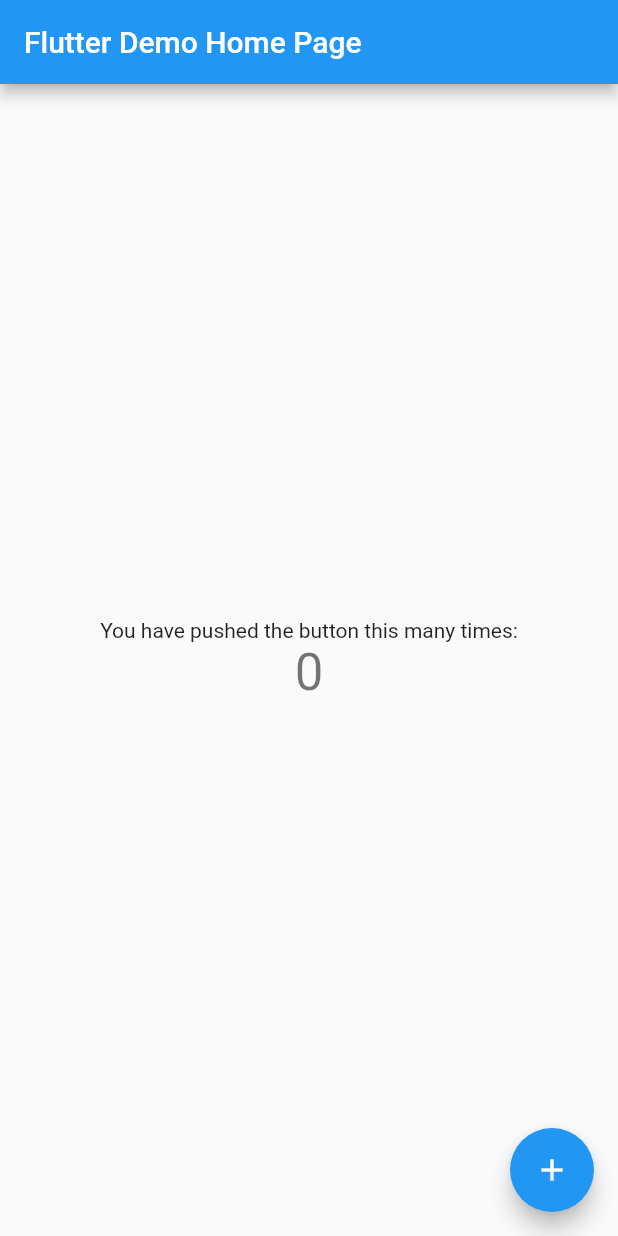
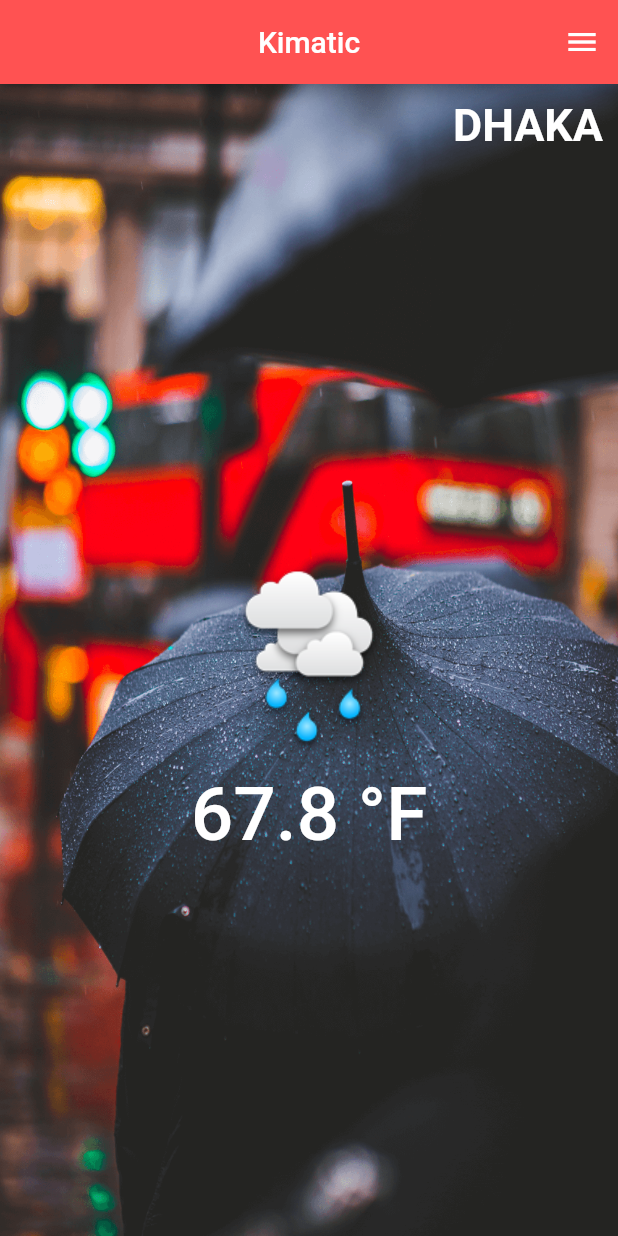
Before and after one commit to mortuzahossain/weather, a Flutter app: the screen it shows after launch, on a phone screen of 412 x 824 dp. Run offline on Flutter 3.47's test engine with Material 2 defaults, Android fonts, the phone set to English and light mode, and no system bars.

Commit message:
Initial Ui Complite

```diff
--- a/lib/main.dart
+++ b/lib/main.dart
@@ -1,111 +1,10 @@
 import 'package:flutter/material.dart';
-
-void main() => runApp(MyApp());
-
-class MyApp extends StatelessWidget {
-  // This widget is the root of your application.
-  @override
-  Widget build(BuildContext context) {
-    return MaterialApp(
-      title: 'Flutter Demo',
-      theme: ThemeData(
-        // This is the theme of your application.
-        //
-        // Try running your application with "flutter run". You'll see the
-        // application has a blue toolbar. Then, without quitting the app, try
-        // changing the primarySwatch below to Colors.green and then invoke
-        // "hot reload" (press "r" in the console where you ran "flutter run",
-        // or simply save your changes to "hot reload" in a Flutter IDE).
-        // Notice that the counter didn't reset back to zero; the application
-        // is not restarted.
-        primarySwatch: Colors.blue,
-      ),
-      home: MyHomePage(title: 'Flutter Demo Home Page'),
-    );
-  }
+import 'ui/home.dart';
+void main(){
+  runApp(
+    new MaterialApp(
+      title: "Climate APP",
+      home: new Home(),
+    )
+  );
 }
-
-class MyHomePage extends StatefulWidget {
-  MyHomePage({Key key, this.title}) : super(key: key);
-
-  // This widget is the home page of your application. It is stateful, meaning
-  // that it has a State object (defined below) that contains fields that affect
-  // how it looks.
-
-  // This class is the configuration for the state. It holds the values (in this
-  // case the title) provided by the parent (in this case the App widget) and
-  // used by the build method of the State. Fields in a Widget subclass are
-  // always marked "final".
-
-  final String title;
-
-  @override
-  _MyHomePageState createState() => _MyHomePageState();
-}
-
-class _MyHomePageState extends State<MyHomePage> {
-  int _counter = 0;
-
-  void _incrementCounter() {
-    setState(() {
-      // This call to setState tells the Flutter framework that something has
-      // changed in this State, which causes it to rerun the build method below
-      // so that the display can reflect the updated values. If we changed
-      // _counter without calling setState(), then the build method would not be
-      // called again, and so nothing would appear to happen.
-      _counter++;
-    });
-  }
-
-  @override
-  Widget build(BuildContext context) {
-    // This method is rerun every time setState is called, for instance as done
-    // by the _incrementCounter method above.
-    //
-    // The Flutter framework has been optimized to make rerunning build methods
-    // fast, so that you can just rebuild anything that needs updating rather
-    // than having to individually change instances of widgets.
-    return Scaffold(
-      appBar: AppBar(
-        // Here we take the value from the MyHomePage object that was created by
-        // the App.build method, and use it to set our appbar title.
-        title: Text(widget.title),
-      ),
-      body: Center(
-        // Center is a layout widget. It takes a single child and positions it
-        // in the middle of the parent.
-        child: Column(
-          // Column is also layout widget. It takes a list of children and
-          // arranges them vertically. By default, it sizes itself to fit its
-          // children horizontally, and tries to be as tall as its parent.
-          //
-          // Invoke "debug painting" (press "p" in the console, choose the
-          // "Toggle Debug Paint" action from the Flutter Inspector in Android
-          // Studio, or the "Toggle Debug Paint" command in Visual Studio Code)
-          // to see the wireframe for each widget.
-          //
-          // Column has various properties to control how it sizes itself and
-          // how it positions its children. Here we use mainAxisAlignment to
-          // center the children vertically; the main axis here is the vertical
-          // axis because Columns are vertical (the cross axis would be
-          // horizontal).
-          mainAxisAlignment: MainAxisAlignment.center,
-          children: <Widget>[
-            Text(
-              'You have pushed the button this many times:',
-            ),
-            Text(
-              '$_counter',
-              style: Theme.of(context).textTheme.display1,
-            ),
-          ],
-        ),
-      ),
-      floatingActionButton: FloatingActionButton(
-        onPressed: _incrementCounter,
-        tooltip: 'Increment',
-        child: Icon(Icons.add),
-      ), // This trailing comma makes auto-formatting nicer for build methods.
-    );
-  }
-}
--- /dev/null
+++ b/lib/ui/home.dart
@@ -0,0 +1,76 @@
+import 'package:flutter/material.dart';
+
+
+class Home extends StatefulWidget {
+  @override
+  _HomeState createState() => _HomeState();
+}
+
+class _HomeState extends State<Home> {
+  @override
+  Widget build(BuildContext context) {
+    return Scaffold(
+      appBar: AppBar(
+        title: Text("Kimatic"),
+        backgroundColor: Colors.redAccent,
+        centerTitle: true,
+        actions: <Widget>[
+          IconButton(icon: Icon(Icons.menu), onPressed: ()=> debugPrint("Menu Press"))
+        ],
+      ),
+
+      body: new Stack(
+        children: <Widget>[
+          Center(
+            child: new Image.asset(
+              "images/umbrella.png",
+              width: MediaQuery.of(context).size.width,
+              height: MediaQuery.of(context).size.height,
+              fit: BoxFit.fill,),
+          ),
+
+          Container(
+            alignment: Alignment.topRight,
+            margin: EdgeInsets.fromLTRB(0.0, 10.0, 10.0, 10.0),
+            child: Text(
+              "DHAKA",
+              style: cityStyle(),
+            ),
+          ),
+
+          Container(
+            alignment: Alignment.center,
+            child: Image.asset("images/light_rain.png"),
+          ),
+
+          new Container(
+            margin: EdgeInsets.fromLTRB(0.0, MediaQuery.of(context).size.height/4, 0, 0),
+            alignment: Alignment.center,
+            child: Text("67.8 °F",style: tempTextStyle(),),
+          )
+
+        ],
+      ),
+
+    );
+  }
+}
+
+
+TextStyle cityStyle(){
+  return new TextStyle(
+    fontSize: 29.9,
+    color: Colors.white,
+    fontStyle: FontStyle.normal,
+    fontWeight: FontWeight.bold
+  );
+}
+
+TextStyle tempTextStyle(){
+  return TextStyle(
+    color: Colors.white,
+    fontStyle: FontStyle.normal,
+    fontWeight: FontWeight.w500,
+    fontSize: 49.9
+  );
+}
--- /dev/null
+++ b/lib/util/apiinfo.dart
@@ -0,0 +1,3 @@
+//open api app ID
+var appID = "f123a9238871f71c4530e652db2c0c53";
+var unit = "metric";
```
Also changed, not shown: pubspec.yaml (+10 -3 lines), images/light_rain.png (added), images/umbrella.png (added), images/white_snow.png (added).
